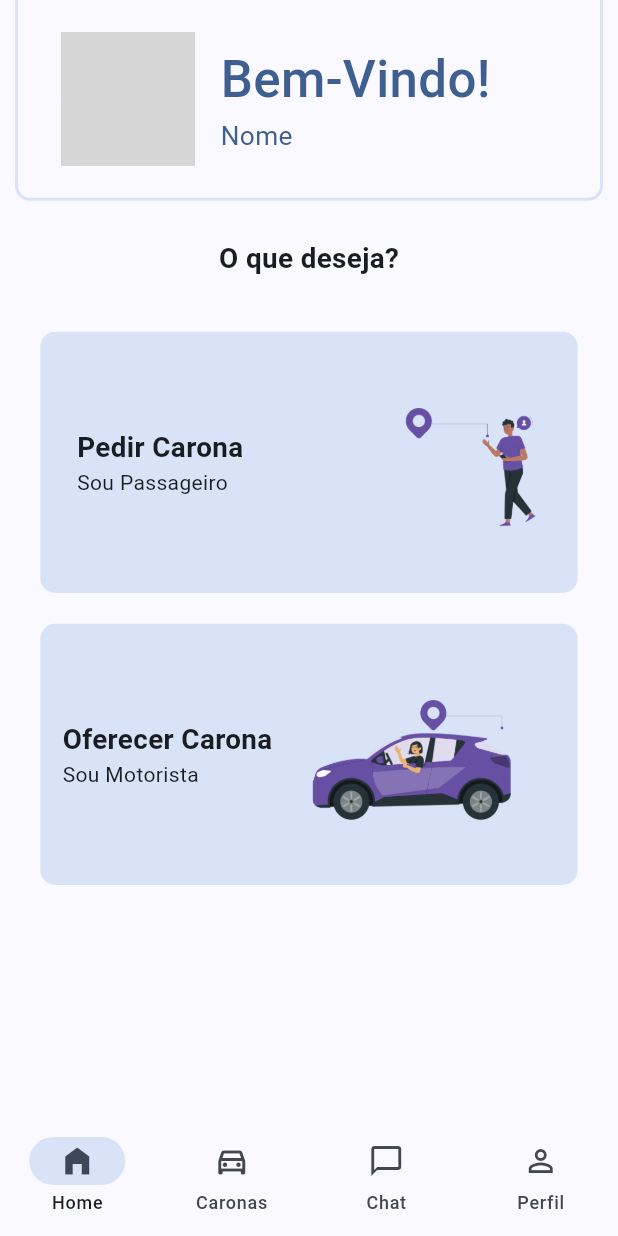
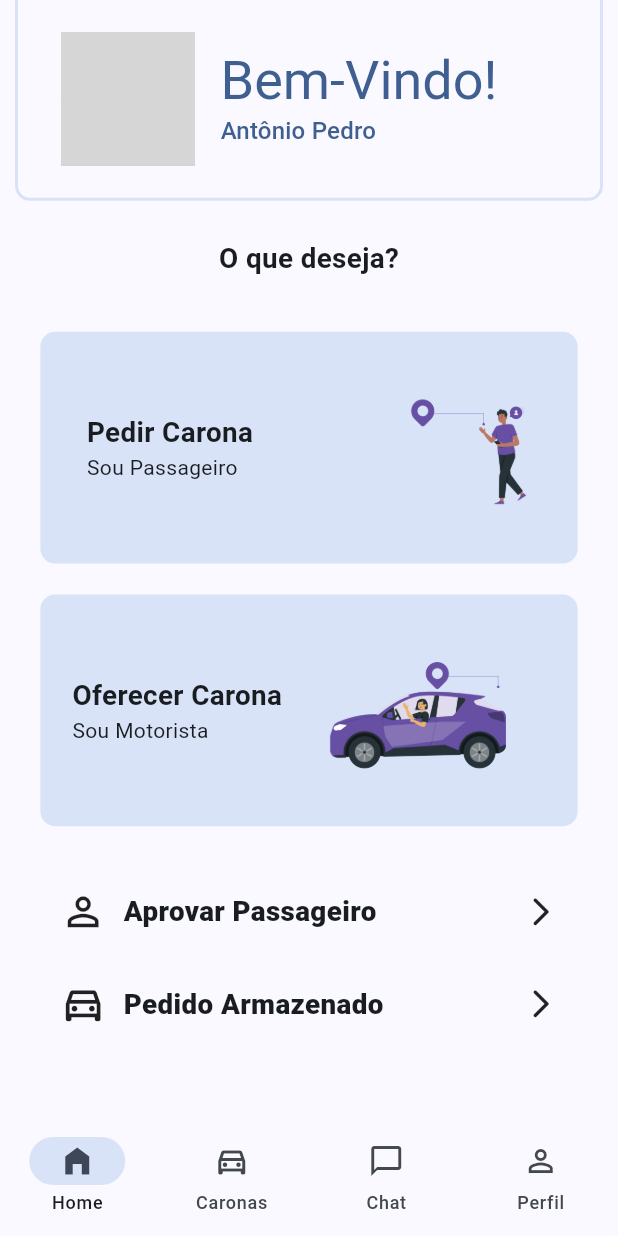
Before and after one commit to meirelesnic/SistemaDeCaronasUFF, a Flutter app: the screen it shows after launch, on a phone screen of 412 x 824 dp. Run offline on Flutter 3.47's test engine with Material 3 defaults, Android fonts, the phone set to English and light mode, and no system bars; our stand-ins replace dio; missing offline and left inert: open_street_map_search_and_pick; network calls fail; grey boxes are pictures that could not be loaded.

Commit message:
novos botoes aprovar carona, carona armazenada

```diff
--- a/uff_caronas/lib/telas/home.dart
+++ b/uff_caronas/lib/telas/home.dart
@@ -1,6 +1,7 @@
 import 'package:flutter/cupertino.dart';
 import 'package:flutter/material.dart';
 import 'package:flutter/widgets.dart';
+import 'package:uff_caronas/telas/caronaEmEspera.dart';
 import 'package:uff_caronas/telas/oferecerCarona.dart';
 import 'package:uff_caronas/telas/pedirCarona.dart';
 
@@ -54,7 +55,7 @@ class _HomeState extends State<Home> {
                       CircleAvatar(
                         radius: screenSize.width * (39 / 360),
                         backgroundColor: Colors.blue,
-                        backgroundImage: NetworkImage('https://gravatar.com/avatar/fa477d3f9bb01b5dc6e3c81e79434b36?s=400&d=robohash&r=x'),
+                        backgroundImage: NetworkImage('https://img.freepik.com/premium-photo/man-with-glasses-backpack-street-corner-smiling-camera-with-blurry-background_961147-49483.jpg?w=1060'),
                       ),
                       Container(
                         width: screenSize.width * (15/360),
@@ -64,17 +65,14 @@ class _HomeState extends State<Home> {
                         crossAxisAlignment: CrossAxisAlignment.start,
                         children: [
                           Text('Bem-Vindo!',
-                            style: TextStyle(
+                            style: Theme.of(context).textTheme.displaySmall?.copyWith(
                               color: Theme.of(context).colorScheme.primary,
-                              fontWeight: FontWeight.w500,
-                              fontSize: screenSize.height * (33/800)
-                            ),
+                            )
                           ),
-                          Text('Nome',
-                            style: TextStyle(
+                          Text('Antônio Pedro',
+                            style: Theme.of(context).textTheme.titleMedium?.copyWith(
                               color: Theme.of(context).colorScheme.primary,
-                              fontSize: screenSize.height * (17/800)
-                            ),
+                            )
                           )
                         ],
                       )
@@ -114,7 +112,7 @@ class _HomeState extends State<Home> {
               child: Container(
                 margin: EdgeInsets.symmetric(vertical: screenSize.height * (10/800)),
                 width: screenSize.width * (313/360),
-                height: screenSize.height * (169/800),
+                height: screenSize.height * (150/800),
                 decoration: BoxDecoration(
                   color: Theme.of(context).colorScheme.secondaryContainer,
                   borderRadius: BorderRadius.all(Radius.circular(10)),
@@ -161,7 +159,7 @@ class _HomeState extends State<Home> {
               child: Container(
                 margin: EdgeInsets.symmetric(vertical: screenSize.height * (10/800)),
                 width: screenSize.width * (313/360),
-                height: screenSize.height * (169/800),
+                height: screenSize.height * (150/800),
                 decoration: BoxDecoration(
                   color: Theme.of(context).colorScheme.secondaryContainer,
                   borderRadius: BorderRadius.all(Radius.circular(10)),
@@ -186,7 +184,111 @@ class _HomeState extends State<Home> {
                   ],
                 )
               )
-            )
+            ),
+            Container(
+                  height: screenSize.height * (30/800),
+                ),
+            Padding(
+            padding: EdgeInsets.symmetric(horizontal: screenSize.width * (35/360)),
+            child: Column(
+              children: [
+                InkWell(
+                  onTap: () {
+                    Navigator.of(context).push(
+                    PageRouteBuilder(
+                      pageBuilder: (context, animation, secondaryAnimation) {
+                        return CaronaEmEspera();
+                      },
+                      transitionsBuilder: (context, animation, secondaryAnimation, child) {
+                        return FadeTransition(
+                          opacity: animation,
+                          child: child,
+                        );
+                      },
+                      transitionDuration: Duration(milliseconds: 250),
+                    ),
+                  );
+                  },
+                  child: Row(
+                    mainAxisAlignment: MainAxisAlignment.spaceBetween,
+                    children: [
+                      Row(
+                        children: [
+                          Icon(
+                            Icons.person_outline,
+                            size: screenSize.width * (27/360),
+                          ),
+                          Container(
+                            width: screenSize.width * (10/360),
+                          ),
+                          Text('Aprovar Passageiro',
+                              style: TextStyle(
+                              fontWeight: FontWeight.w800,
+                              fontSize: screenSize.height * (18/800)
+                            ),
+                          ),
+                        ],
+
+                      ),
+                      Icon(
+                        Icons.arrow_forward_ios_rounded,
+                        size: screenSize.width * (20/360),
+                      ),
+                    ],
+                  ),
+                ),
+                Container(
+                  height: screenSize.height * (30/800),
+                ),
+                InkWell(
+                  onTap: () {
+                    print('editar veiculo');
+                    Navigator.of(context).push(
+                    PageRouteBuilder(
+                      pageBuilder: (context, animation, secondaryAnimation) {
+                        return CaronaEmEspera();
+                      },
+                      transitionsBuilder: (context, animation, secondaryAnimation, child) {
+                        return FadeTransition(
+                          opacity: animation,
+                          child: child,
+                        );
+                      },
+                      transitionDuration: Duration(milliseconds: 250),
+                    ),
+                  );
+                  },
+                  child: Row(
+                    mainAxisAlignment: MainAxisAlignment.spaceBetween,
+                    children: [
+                      Row(
+                        children: [
+                          Icon(
+                            Icons.directions_car_filled_outlined,
+                            size: screenSize.width * (27/360),
+                          ),
+                          Container(
+                            width: screenSize.width * (10/360),
+                          ),
+                          Text('Pedido Armazenado',
+                              style: TextStyle(
+                              fontWeight: FontWeight.w800,
+                              fontSize: screenSize.height * (18/800)
+                            ),
+                          ),
+                        ],
+
+                      ),
+                      Icon(
+                        Icons.arrow_forward_ios_rounded,
+                        size: screenSize.width * (20/360),
+                      ),
+                    ],
+                  ),
+                ),
+              ],
+            ),
+          )
           ],
         ),
       ),
```
Also changed, not shown: uff_caronas/lib/telas/caronaEmEspera.dart (added, +19 -0 lines).
